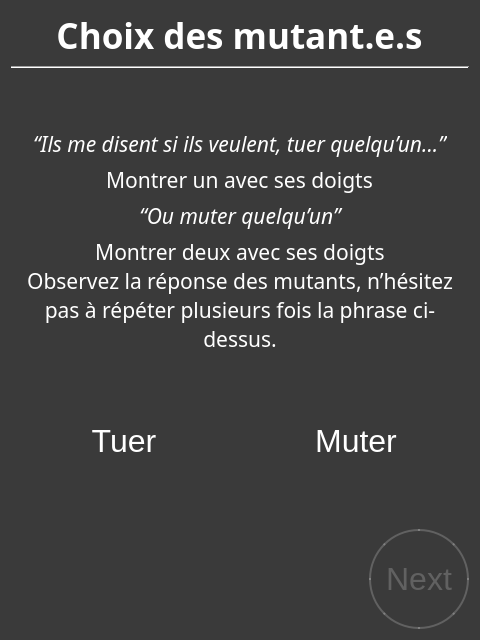
Qt form SporzOBC-WAL/code/resources/Phases/Night/Mutant/kill_or_mutate_choice.ui (Eben-Epi/SporzOBC) before a commit.
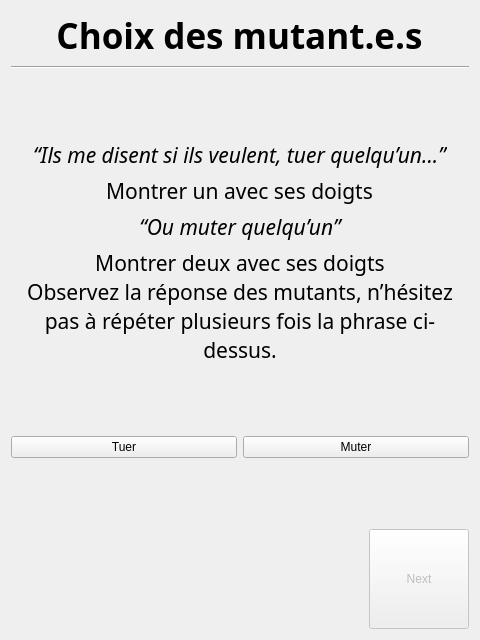
The same form after that commit.

Commit message: Changed style management of application (will need to use scratchpad pour a lot of night ui views)

The edit to the form file:
```diff
--- a/SporzOBC-WAL/code/resources/Phases/Night/Mutant/kill_or_mutate_choice.ui
+++ b/SporzOBC-WAL/code/resources/Phases/Night/Mutant/kill_or_mutate_choice.ui
@@ -13,33 +13,7 @@
   <property name="windowTitle">
    <string>Form</string>
   </property>
-  <property name="styleSheet">
-   <string notr="true">#MutantsKillOrMutateChoice {
-    background-color: rgb(58, 58, 58);;
-    }
-
-QLabel {
-	color:white;
-}
-
-QPushButton  {
-	border: none;
-    background-color: rgb(58, 58, 58);
-    padding: 10px 10px;
-    font-size: 32px;
-	color:white;
-    border-radius: 50px;
-}
-QPushButton:checked {
-	border: 2px solid white;
-}
-#nextButton {
-border: 2px solid white;
-}
-#nextButton:disabled{
-border: 2px solid rgba(255, 255, 255, 50);
-color: rgba(255, 255, 255, 50);
-}</string>
+  <property name="styleSheet"><string notr="true"/>
   </property>
   <layout class="QGridLayout" name="gridLayout">
    <item row="0" column="0">
```
The commit also changes 109 other files.
